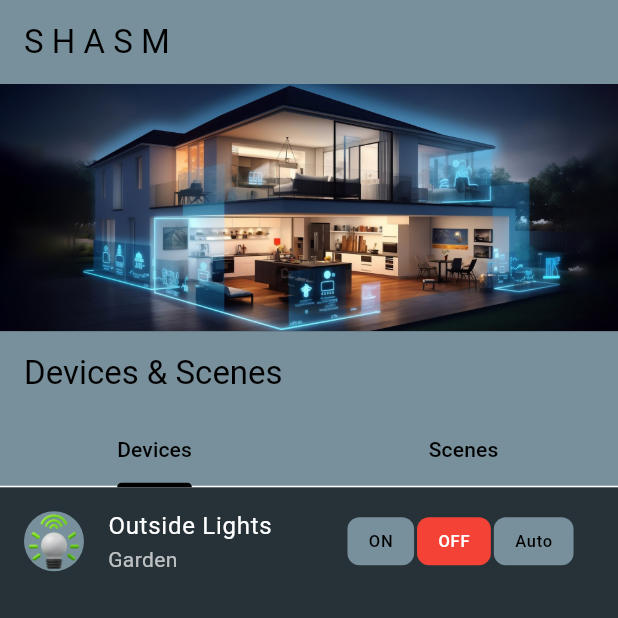
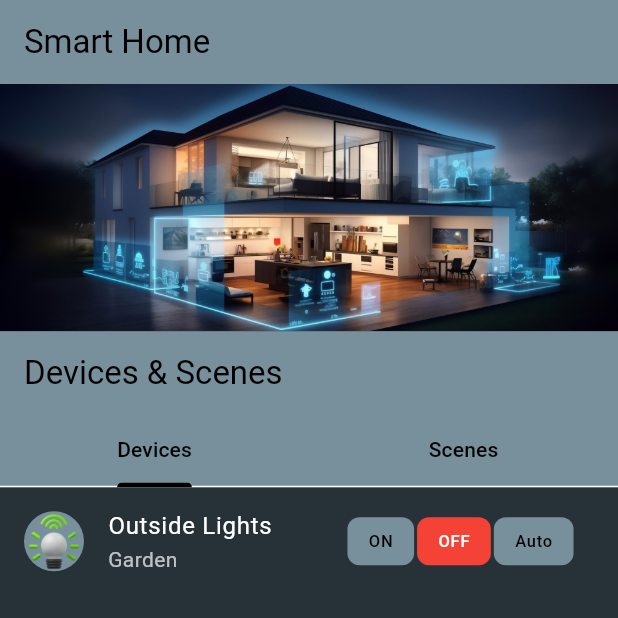
Before and after one commit to srobalo/scmu_2024_smartconnect, a Flutter app: the screen it shows after launch, item 2 of the bottom bar chosen, on a phone screen of 412 x 824 dp, the top half of it. Run offline on Flutter 3.47's test engine with Material 3 defaults, Android fonts, the phone set to English and light mode, and no system bars; our stand-ins replace cloud_firestore, firebase_auth, firebase_core, flutter_local_notifications, package_info_plus, permission_handler and 1 more; missing offline and left inert: network_info_plus; accounts and stored records are empty.

```diff
--- a/lib/main.dart
+++ b/lib/main.dart
@@ -1,28 +1,15 @@
 import 'package:flutter/material.dart';
-import 'package:permission_handler/permission_handler.dart';
-import 'package:firebase_core/firebase_core.dart';
-import 'package:firebase_auth/firebase_auth.dart';
-import 'package:cloud_firestore/cloud_firestore.dart';
-import 'firebase_options.dart';
-import 'generic_listener.dart';
-//
 import 'package:scmu_2024_smartconnect/defaults/default_values.dart';
 import 'package:scmu_2024_smartconnect/screens/configuration_screen.dart';
 import 'package:scmu_2024_smartconnect/screens/devices_screen.dart';
 import 'package:scmu_2024_smartconnect/screens/metric_screen.dart';
-import 'package:scmu_2024_smartconnect/screens/user_widget.dart';
-import 'package:scmu_2024_smartconnect/notification_manager.dart';
 
-void main() async {
-  WidgetsFlutterBinding.ensureInitialized();
-  await Firebase.initializeApp(
-    options: DefaultFirebaseOptions.currentPlatform,
-  );
-  runApp(MyApp());
+void main() {
+  runApp(const MyApp());
 }
+
 class MyApp extends StatelessWidget {
-  MyApp({Key? key});
-  final NotificationManager _notificationManager = NotificationManager();
+  const MyApp({Key? key});
 
   @override
   Widget build(BuildContext context) {
@@ -62,10 +49,14 @@ class MainPage extends StatefulWidget {
 
 class _MainPageState extends State<MainPage> {
   int _selectedIndex = 0;
-  final FirebaseAuth _auth = FirebaseAuth.instance;
 
   static final List<Widget> _widgetOptions = <Widget>[
-    UserWidget(),
+    Center(
+      child: Text(
+        'Welcome',
+        style: TextStyle(fontSize: 24.0, color: textColorDarkTheme),
+      ),
+    ),
     const DevicesScreen(),
     const MetricScreen(),
     const ConfigurationScreen(),
@@ -78,26 +69,10 @@ class _MainPageState extends State<MainPage> {
   }
 
   @override
-  void didChangeDependencies() {
-    super.didChangeDependencies();
-    setState(() {});
-  }
-
-  @override
   Widget build(BuildContext context) {
     return Scaffold(
       appBar: AppBar(
-        title: const Text('S H A S M'),
-        actions: _auth.currentUser != null
-            ? [
-          IconButton(
-            onPressed: () async {
-              await _auth.signOut();
-            },
-            icon: Icon(Icons.logout),
-          ),
-        ]
-            : [],
+        title: const Text('Smart Home'),
       ),
       body: _selectedIndex == 0 || _selectedIndex == 1
           ? Column(
--- a/pubspec.yaml
+++ b/pubspec.yaml
@@ -45,7 +45,7 @@ dependencies:
   connectivity_plus: ^6.0.3
   network_info_plus: ^5.0.3
   shared_preferences: ^2.2.3
-
+  http: ^0.13.3
 dev_dependencies:
   flutter_test:
     sdk: flutter
```
Also changed, not shown: lib/screens/devices_screen.dart (+20 -2 lines), pubspec.lock.
